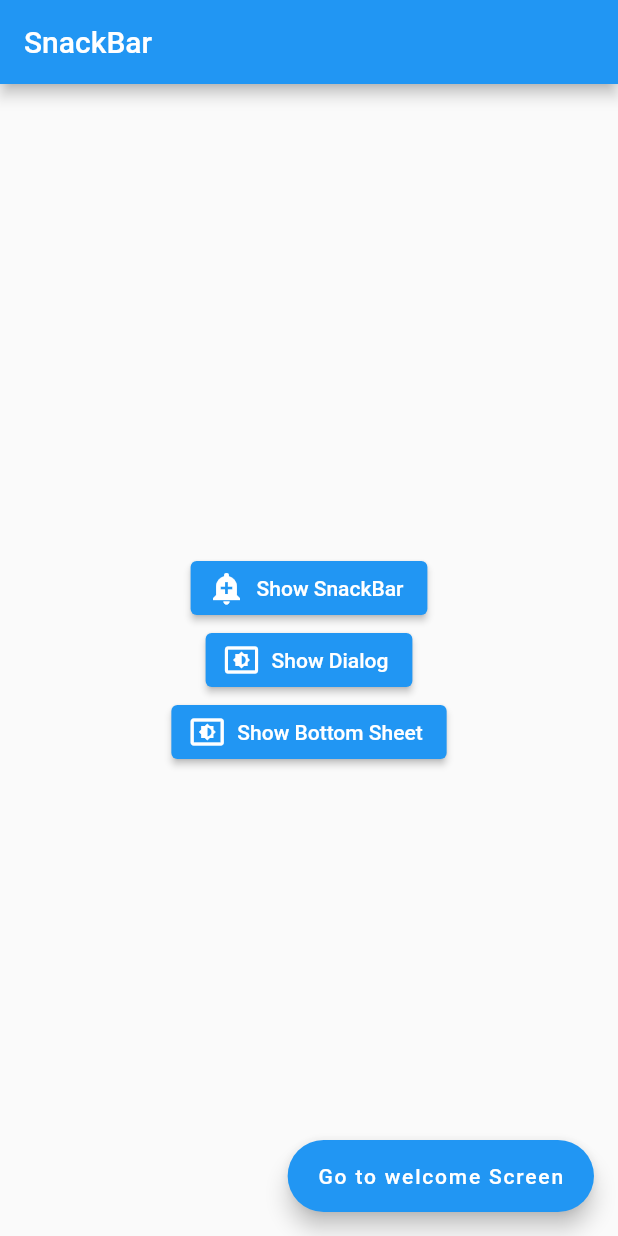
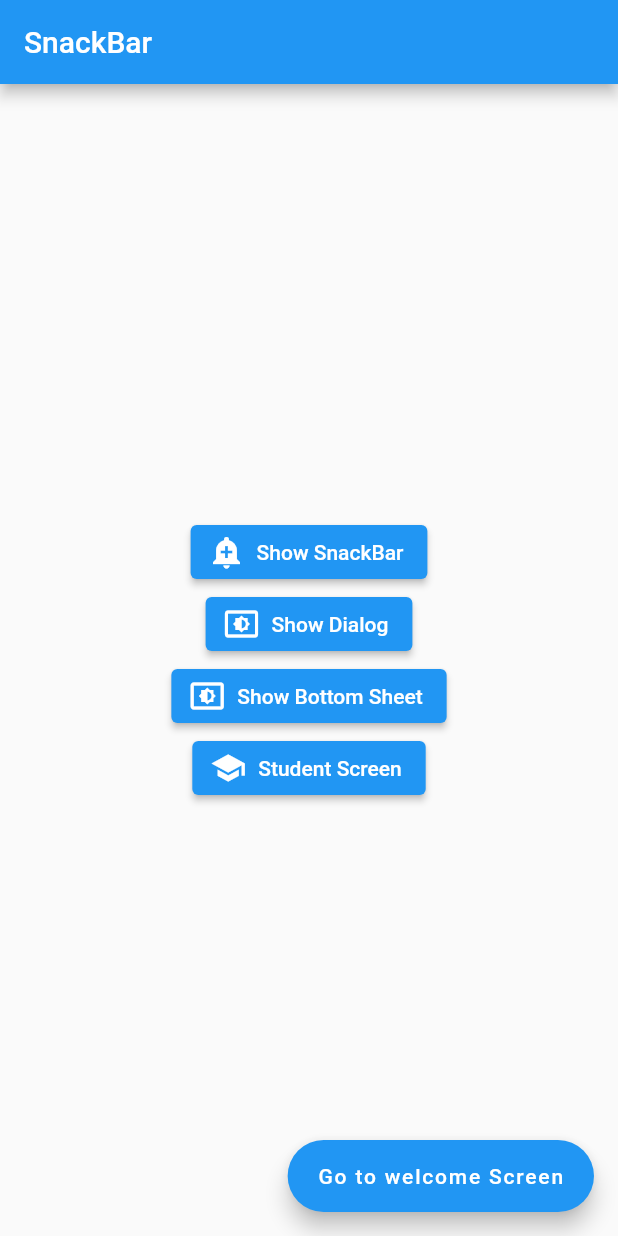
Before and after one commit to bharatbudhori/Data-Processing-and-Regression, a Flutter app: the screen it shows after launch, on a phone screen of 412 x 824 dp. Run offline on Flutter 3.47's test engine with Material 2 defaults, Android fonts, the light colour scheme and no system bars; our stand-ins replace get.

Commit message:
GetX controller

```diff
--- /dev/null
+++ b/lib/controller.dart
@@ -0,0 +1,12 @@
+import 'package:get/get.dart';
+import 'package:practice_app/student.dart';
+
+class Controller extends GetxController {
+  final student = Student(name: 'jason', age: 20).obs;
+
+  void convertToUpper() {
+    student.update((val) {
+      student.value.name = student.value.name.toUpperCase();
+    });
+  }
+}
--- a/lib/main.dart
+++ b/lib/main.dart
@@ -1,6 +1,8 @@
 import 'package:flutter/material.dart';
 import 'package:get/get.dart';
 import 'package:practice_app/another_screen.dart';
+
+import 'package:practice_app/student_page.dart';
 import 'package:practice_app/welcome.dart';
 
 void main() => runApp(MyApp());
@@ -17,7 +19,8 @@ class MyApp extends StatelessWidget {
       getPages: [
         GetPage(name: '/', page: () => DemoApp()),
         GetPage(name: '/welcome', page: () => WelcomeScreen()),
-        GetPage(name: '/another_screen/', page: () => AnotherScreen())
+        GetPage(name: '/another_screen/', page: () => AnotherScreen()),
+        GetPage(name: '/student', page: () => StudentPage()),
       ],
     );
   }
@@ -55,6 +58,13 @@ class DemoApp extends StatelessWidget {
               },
               icon: Icon(Icons.settings_display_outlined),
               label: Text('Show Bottom Sheet'),
+            ),
+            ElevatedButton.icon(
+              onPressed: () {
+                Get.toNamed('/student');
+              },
+              icon: Icon(Icons.school),
+              label: Text('Student Screen'),
             ),
           ],
         ),
--- /dev/null
+++ b/lib/student.dart
@@ -0,0 +1,6 @@
+class Student {
+  String name;
+  int age;
+
+  Student({this.age, this.name});
+}
```
Also changed, not shown: lib/student_page.dart (added, +39 -0 lines).
